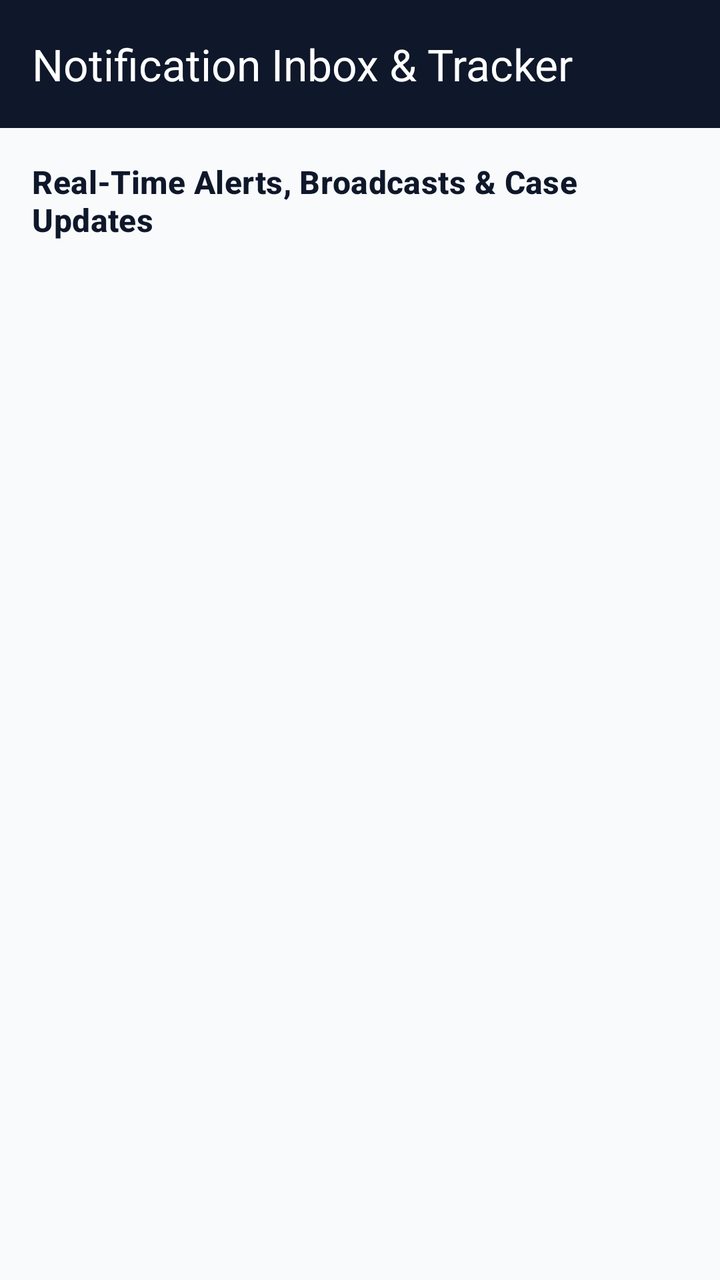
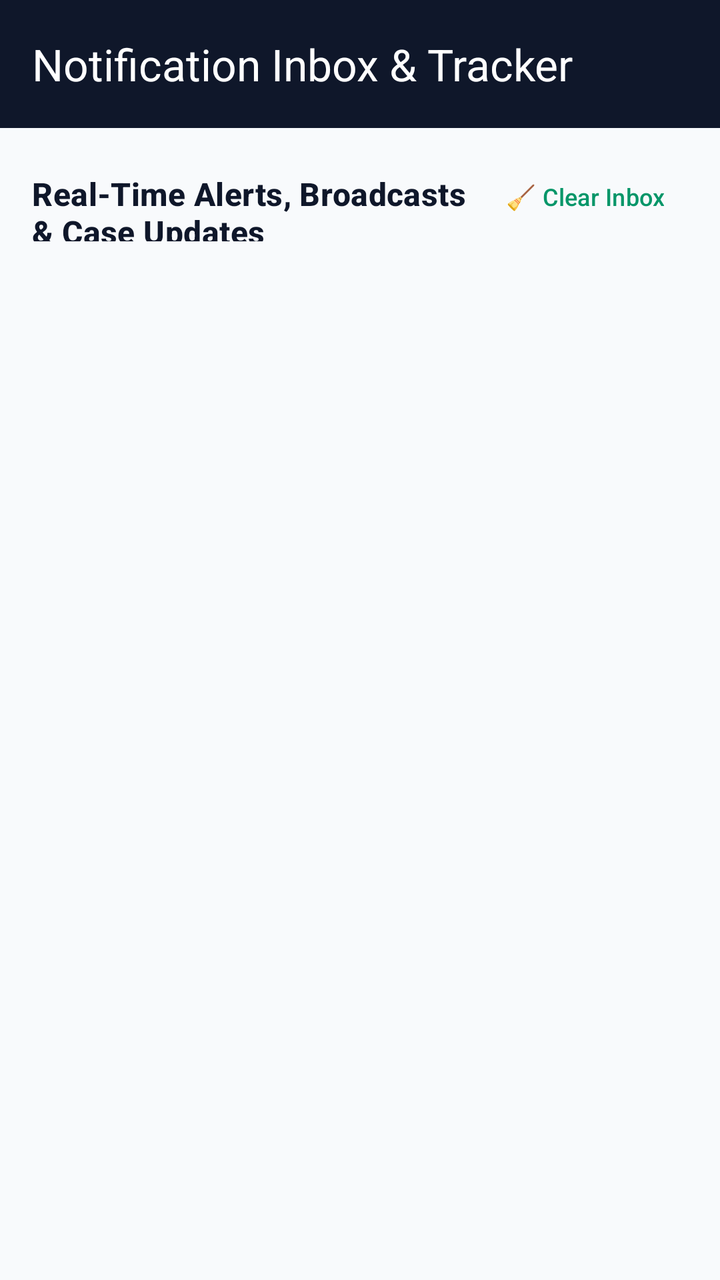

Before-and-after screenshots of an Android layout around one commit, followed by the original layout XML and the change that was made.
<!-- AndroidManifest.xml: application theme Theme.CivicLens -->
<!-- res/layout/activity_notifications.xml -->
<?xml version="1.0" encoding="utf-8"?>
<LinearLayout xmlns:android="http://schemas.android.com/apk/res/android"
    xmlns:app="http://schemas.android.com/apk/res-auto"
    android:layout_width="match_parent"
    android:layout_height="match_parent"
    android:background="@color/surface"
    android:orientation="vertical">

    <com.google.android.material.appbar.MaterialToolbar
        android:id="@+id/toolbar"
        android:layout_width="match_parent"
        android:layout_height="?attr/actionBarSize"
        android:background="@color/navy"
        app:navigationIconTint="@color/white"
        app:title="Notification Inbox &amp; Tracker"
        app:titleTextColor="@color/white" />

    <LinearLayout
        android:layout_width="match_parent"
        android:layout_height="match_parent"
        android:orientation="vertical"
        android:padding="16dp">

        <TextView
            android:layout_width="match_parent"
            android:layout_height="wrap_content"
            android:text="Real-Time Alerts, Broadcasts &amp; Case Updates"
            android:textAppearance="@style/TextAppearance.Material3.TitleMedium"
            android:textColor="@color/navy"
            android:textStyle="bold" />

        <TextView
            android:id="@+id/notificationsEmpty"
            android:layout_width="match_parent"
            android:layout_height="wrap_content"
            android:layout_marginTop="20dp"
            android:gravity="center"
            android:text="No new notifications. All alerts up to date."
            android:textColor="@color/text_secondary"
            android:visibility="gone" />

        <androidx.recyclerview.widget.RecyclerView
            android:id="@+id/notificationsList"
            android:layout_width="match_parent"
            android:layout_height="0dp"
            android:layout_marginTop="12dp"
            android:layout_weight="1"
            android:clipToPadding="false" />
    </LinearLayout>
</LinearLayout>
<!-- resources referenced by this layout -->
<resources>
  <color name="navy">#0F172A</color>
  <color name="surface">#F8FAFC</color>
  <color name="text_secondary">#475569</color>
  <color name="white">#FFFFFF</color>
  <style name="Theme.CivicLens" parent="Theme.Material3.DayNight.NoActionBar">
          <item name="colorPrimary">@color/green</item>
          <item name="colorOnPrimary">@color/white</item>
          <item name="colorSecondary">@color/green</item>
          <item name="colorOnSecondary">@color/white</item>
          <item name="colorSecondaryContainer">@color/green_light</item>
          <item name="colorOnSecondaryContainer">@color/green</item>
          <item name="colorTertiary">@color/gold</item>
          <item name="colorSurface">@color/surface</item>
          <item name="colorOnSurface">@color/navy</item>
          <item name="colorOnSurfaceVariant">@color/text_secondary</item>
          <item name="colorOutline">@color/stroke</item>
          <item name="android:textColor">@color/navy</item>
          <item name="android:textColorPrimary">@color/navy</item>
          <item name="android:textColorSecondary">@color/text_secondary</item>
          <item name="android:textColorHint">@color/text_hint</item>
          <item name="android:editTextColor">@color/navy</item>
          <item name="android:windowBackground">@color/surface</item>
          <item name="android:statusBarColor">@color/navy_dark</item>
          <item name="android:navigationBarColor">@color/surface</item>
          <item name="android:windowLightStatusBar">false</item>
      </style>
  <color name="green">#059669</color>
  <color name="green_light">#ECFDF5</color>
  <color name="gold">#D97706</color>
  <color name="stroke">#E2E8F0</color>
  <color name="text_hint">#94A3B8</color>
  <color name="navy_dark">#020617</color>
</resources>

<!-- the commit's change to res/layout/activity_notifications.xml (unified diff, before → after) -->
@@ -21,13 +21,29 @@
         android:orientation="vertical"
         android:padding="16dp">
 
-        <TextView
+        <LinearLayout
             android:layout_width="match_parent"
             android:layout_height="wrap_content"
-            android:text="Real-Time Alerts, Broadcasts &amp; Case Updates"
-            android:textAppearance="@style/TextAppearance.Material3.TitleMedium"
-            android:textColor="@color/navy"
-            android:textStyle="bold" />
+            android:orientation="horizontal">
+
+            <TextView
+                android:layout_width="0dp"
+                android:layout_height="wrap_content"
+                android:layout_weight="1"
+                android:text="Real-Time Alerts, Broadcasts &amp; Case Updates"
+                android:textAppearance="@style/TextAppearance.Material3.TitleMedium"
+                android:textColor="@color/navy"
+                android:textStyle="bold" />
+
+            <com.google.android.material.button.MaterialButton
+                android:id="@+id/btnClearInbox"
+                style="@style/Widget.Material3.Button.TextButton"
+                android:layout_width="wrap_content"
+                android:layout_height="wrap_content"
+                android:minHeight="36dp"
+                android:text="🧹 Clear Inbox"
+                android:textSize="12sp" />
+        </LinearLayout>
 
         <TextView
             android:id="@+id/notificationsEmpty"
